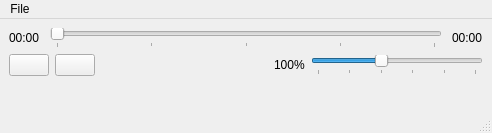
Above: src/main-window.ui from atesteve/psxplayer before the change. Below: the same form after it.
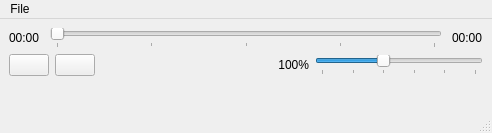
That is the form after the change. Icons and pictures are not drawn. Custom widgets are drawn as their Qt base class.

What changed in the file:
```diff
--- a/src/main-window.ui
+++ b/src/main-window.ui
@@ -95,9 +95,18 @@
       </item>
       <item>
        <widget class="QLabel" name="speedLabel">
+        <property name="minimumSize">
+         <size>
+          <width>40</width>
+          <height>0</height>
+         </size>
+        </property>
         <property name="text">
          <string>100%</string>
         </property>
+        <property name="alignment">
+         <set>Qt::AlignmentFlag::AlignRight|Qt::AlignmentFlag::AlignTrailing|Qt::AlignmentFlag::AlignVCenter</set>
+        </property>
        </widget>
       </item>
       <item>
```
